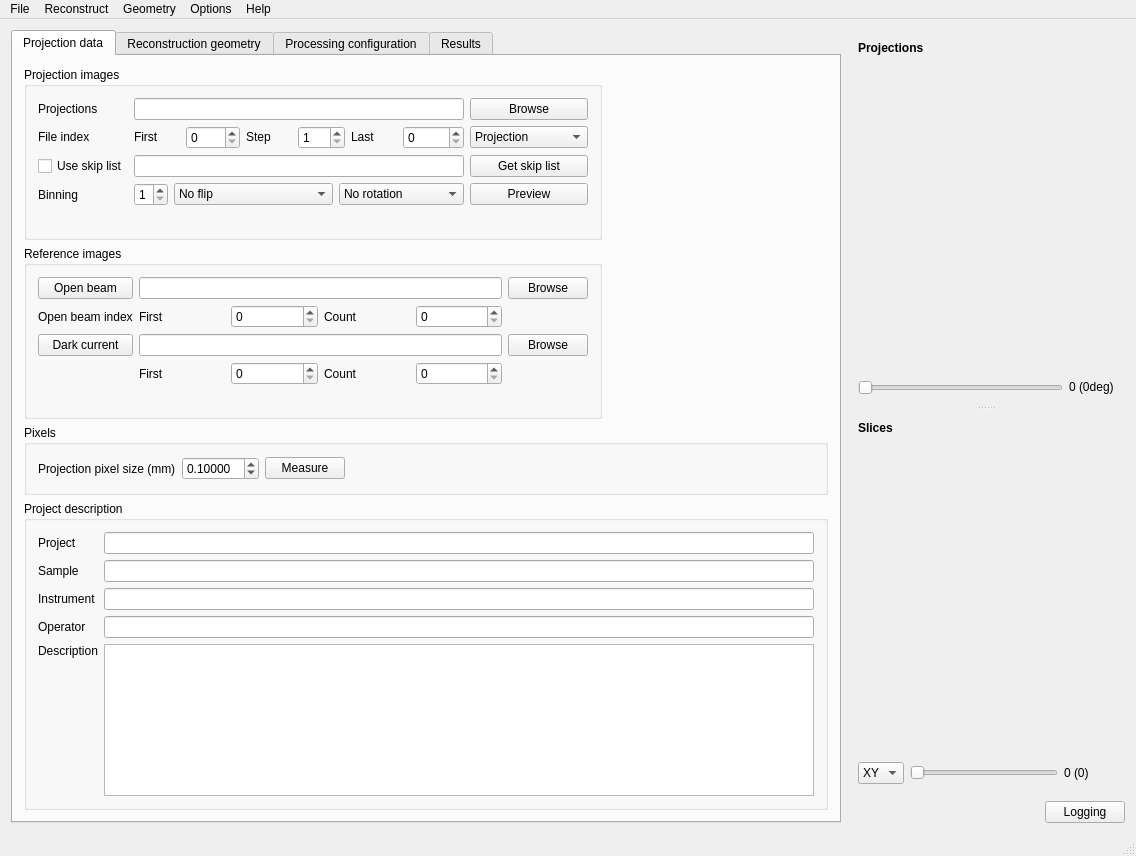
First picture: the form in applications/muhrec/src/muhrecmainwindow.ui, repository neutronimaging/imagingsuite, before the edit.
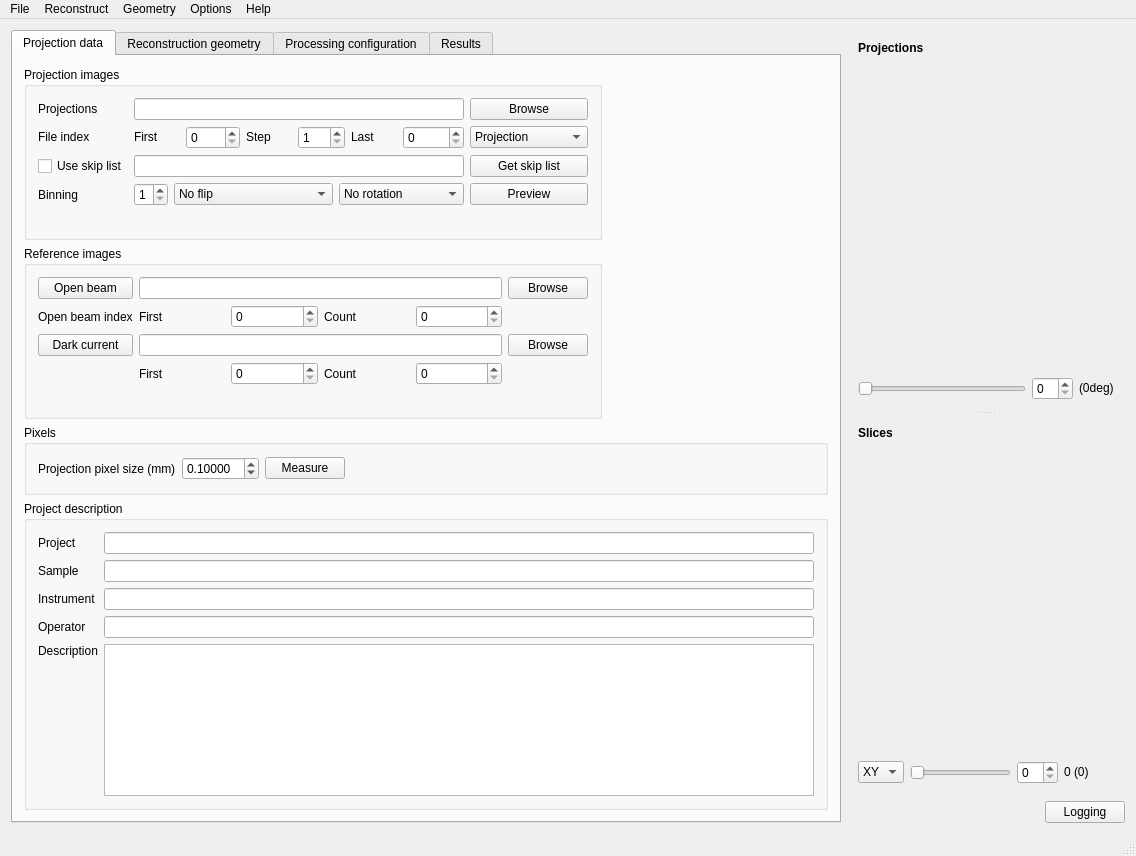
Second picture: the form after the edit. Custom widgets are drawn as their Qt base class.

Commit message: Added spin boxes for the projection and slice sliders.

Patch:
```diff
--- a/applications/muhrec/src/muhrecmainwindow.ui
+++ b/applications/muhrec/src/muhrecmainwindow.ui
@@ -2143,6 +2143,9 @@
               </property>
              </widget>
             </item>
+            <item>
+             <widget class="QSpinBox" name="spinBoxProjections"/>
+            </item>
             <item>
              <widget class="QLabel" name="label_projindex">
               <property name="sizePolicy">
@@ -2152,7 +2155,7 @@
                </sizepolicy>
               </property>
               <property name="text">
-               <string>0 (0deg)</string>
+               <string>(0deg)</string>
               </property>
              </widget>
             </item>
@@ -2240,6 +2243,9 @@
               </property>
              </widget>
             </item>
+            <item>
+             <widget class="QSpinBox" name="spinBoxSlices"/>
+            </item>
             <item>
              <widget class="QLabel" name="label_sliceindex">
               <property name="sizePolicy">
```
Left out of the diff: 2 changed lines with no effect on the pictures. The commit also changes 3 other files.
